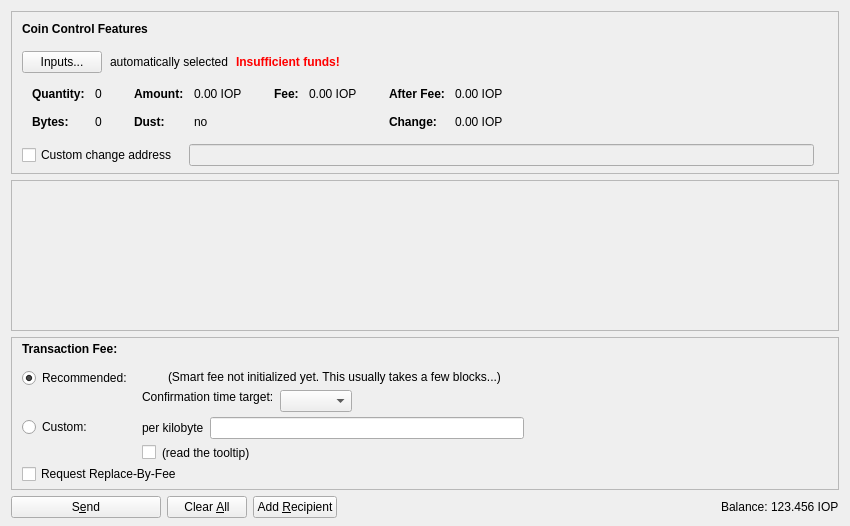
Qt form src/qt/forms/sendcoinsdialog.ui (Internet-of-People/iop-core) before a commit.
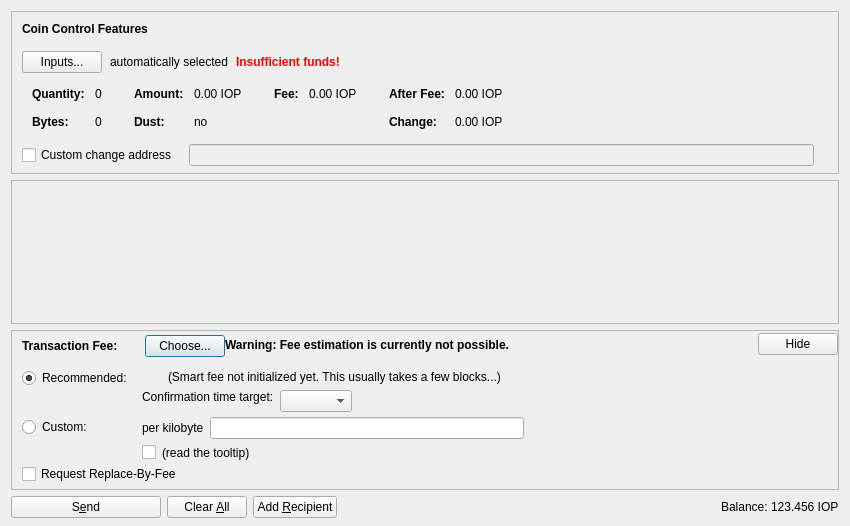
The same form after that commit. Icons and pictures are not drawn. Custom widgets are drawn as their Qt base class.

Commit message: choose/hide transactionfee again + no toolbar rightclick

Patch:
```diff
--- a/src/qt/forms/sendcoinsdialog.ui
+++ b/src/qt/forms/sendcoinsdialog.ui
@@ -735,13 +735,13 @@
                 </property>
                </widget>
               </item>
-              <!--<item>
+              <item>
                <widget class="QPushButton" name="buttonChooseFee">
                 <property name="text">
                  <string>Choose...</string>
                 </property>
                </widget>
-              </item>-->
+              </item>
              </layout>
             </item>
             <item>
@@ -759,7 +759,7 @@
             </item>
            </layout>
           </item>
-          <!--<item>
+          <item>
            <widget class="QLabel" name="fallbackFeeWarningLabel">
             <property name="toolTip">
              <string>Using the fallbackfee can result in sending a transaction that will take several hours or days (or never) to confirm. Consider choosing your fee manually or wait until you have validated the complete chain.</string>
@@ -777,7 +777,7 @@
              <bool>false</bool>
             </property>
            </widget>
-          </item>-->
+          </item>
           <item>
            <spacer name="horizontalSpacer_4">
             <property name="orientation">
@@ -794,7 +794,7 @@
             </property>
            </spacer>
           </item>
-          <!--<item>
+          <item>
            <widget class="QPushButton" name="buttonMinimizeFee">
             <property name="toolTip">
              <string>collapse fee-settings</string>
@@ -803,7 +803,7 @@
              <string>Hide</string>
             </property>
            </widget>
-          </item>-->
+          </item>
          </layout>
         </item>
         <item>
```
The commit also changes 4 other files.
